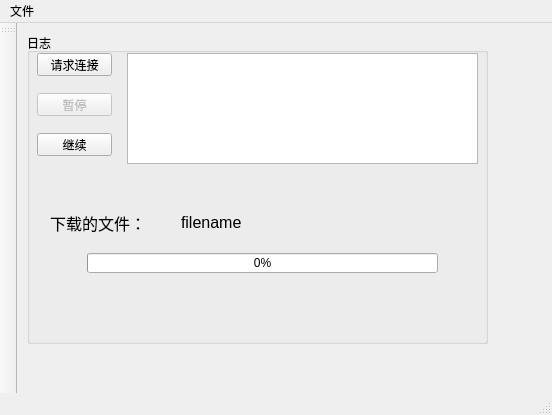
Before: the Qt Designer form client_page/client_page.ui in gaogao214/client_page, drawn with Qt 5.
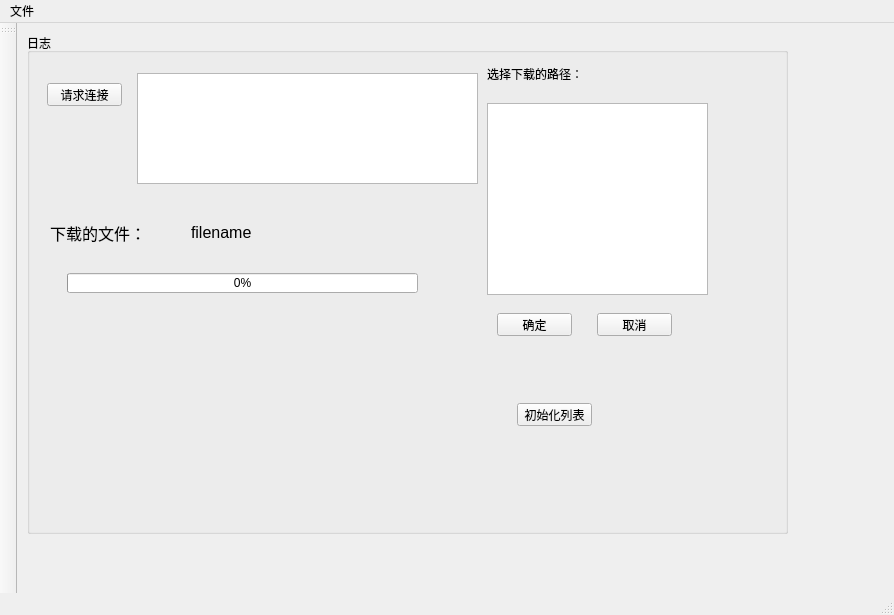
After: the same form once the commit is applied. Icons and pictures are not drawn.

Diff of the .ui file:
```diff
--- a/client_page/client_page.ui
+++ b/client_page/client_page.ui
@@ -6,8 +6,8 @@
    <rect>
     <x>0</x>
     <y>0</y>
-    <width>552</width>
-    <height>415</height>
+    <width>894</width>
+    <height>615</height>
    </rect>
   </property>
   <property name="windowTitle">
@@ -23,8 +23,8 @@
      <rect>
       <x>10</x>
       <y>10</y>
-      <width>461</width>
-      <height>311</height>
+      <width>761</width>
+      <height>501</height>
      </rect>
     </property>
     <property name="title">
@@ -36,8 +36,8 @@
      </property>
      <property name="geometry">
       <rect>
-       <x>10</x>
-       <y>20</y>
+       <x>20</x>
+       <y>50</y>
        <width>75</width>
        <height>23</height>
       </rect>
@@ -52,37 +52,18 @@
     <widget class="QTextBrowser" name="text_log">
      <property name="geometry">
       <rect>
-       <x>100</x>
-       <y>20</y>
-       <width>351</width>
+       <x>110</x>
+       <y>40</y>
+       <width>341</width>
        <height>111</height>
       </rect>
      </property>
     </widget>
-    <widget class="QPushButton" name="stop">
-     <property name="enabled">
-      <bool>false</bool>
-     </property>
-     <property name="geometry">
-      <rect>
-       <x>10</x>
-       <y>60</y>
-       <width>75</width>
-       <height>23</height>
-      </rect>
-     </property>
-     <property name="styleSheet">
-      <string notr="true">background-image: url(:/client_page/images/7.png);</string>
-     </property>
-     <property name="text">
-      <string>暂停</string>
-     </property>
-    </widget>
     <widget class="QLabel" name="file_name">
      <property name="geometry">
       <rect>
-       <x>140</x>
-       <y>180</y>
+       <x>150</x>
+       <y>190</y>
        <width>101</width>
        <height>20</height>
       </rect>
@@ -103,8 +84,8 @@
     <widget class="QProgressBar" name="pro_bar">
      <property name="geometry">
       <rect>
-       <x>60</x>
-       <y>220</y>
+       <x>40</x>
+       <y>240</y>
        <width>351</width>
        <height>20</height>
       </rect>
@@ -117,7 +98,7 @@
      <property name="geometry">
       <rect>
        <x>20</x>
-       <y>170</y>
+       <y>180</y>
        <width>101</width>
        <height>41</height>
       </rect>
@@ -132,23 +113,66 @@
       <number>3</number>
      </property>
     </widget>
-    <widget class="QPushButton" name="go_on">
-     <property name="enabled">
-      <bool>true</bool>
+    <widget class="QLabel" name="label_2">
+     <property name="geometry">
+      <rect>
+       <x>460</x>
+       <y>30</y>
+       <width>101</width>
+       <height>21</height>
+      </rect>
      </property>
+     <property name="text">
+      <string>选择下载的路径：</string>
+     </property>
+    </widget>
+    <widget class="QPushButton" name="confirm">
      <property name="geometry">
       <rect>
-       <x>10</x>
-       <y>100</y>
+       <x>470</x>
+       <y>280</y>
        <width>75</width>
        <height>23</height>
       </rect>
      </property>
-     <property name="styleSheet">
-      <string notr="true">background-image: url(:/client_page/images/7.png);</string>
+     <property name="text">
+      <string>确定</string>
      </property>
+    </widget>
+    <widget class="QPushButton" name="cancel">
+     <property name="geometry">
+      <rect>
+       <x>570</x>
+       <y>280</y>
+       <width>75</width>
+       <height>23</height>
+      </rect>
+     </property>
      <property name="text">
-      <string>继续</string>
+      <string>取消</string>
+     </property>
+    </widget>
+    <widget class="QPushButton" name="init">
+     <property name="geometry">
+      <rect>
+       <x>490</x>
+       <y>370</y>
+       <width>75</width>
+       <height>23</height>
+      </rect>
+     </property>
+     <property name="text">
+      <string>初始化列表</string>
+     </property>
+    </widget>
+    <widget class="QListWidget" name="listwidget">
+     <property name="geometry">
+      <rect>
+       <x>460</x>
+       <y>70</y>
+       <width>221</width>
+       <height>192</height>
+      </rect>
      </property>
     </widget>
    </widget>
@@ -158,7 +182,7 @@
     <rect>
      <x>0</x>
      <y>0</y>
-     <width>552</width>
+     <width>894</width>
      <height>23</height>
     </rect>
    </property>
```
